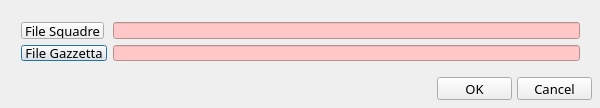
First picture: the form in src/NoNetFileDialog.ui, repository wdastru/FantaCalcGui, before the edit.
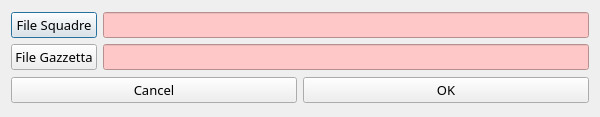
Second picture: the form after the edit.

```diff
--- a/src/NoNetFileDialog.ui
+++ b/src/NoNetFileDialog.ui
@@ -10,11 +10,11 @@
     <x>0</x>
     <y>0</y>
     <width>600</width>
-    <height>108</height>
+    <height>117</height>
    </rect>
   </property>
   <property name="sizePolicy">
-   <sizepolicy hsizetype="Preferred" vsizetype="Preferred">
+   <sizepolicy hsizetype="Preferred" vsizetype="Fixed">
     <horstretch>0</horstretch>
     <verstretch>0</verstretch>
    </sizepolicy>
@@ -25,6 +25,12 @@
     <height>0</height>
    </size>
   </property>
+  <property name="maximumSize">
+   <size>
+    <width>16777215</width>
+    <height>117</height>
+   </size>
+  </property>
   <property name="font">
    <font>
     <family>Candara</family>
@@ -34,40 +40,11 @@
   <property name="windowTitle">
    <string>Choose Files</string>
   </property>
-  <widget class="QWidget" name="layoutWidget">
-   <property name="geometry">
-    <rect>
-     <x>10</x>
-     <y>11</y>
-     <width>581</width>
-     <height>61</height>
-    </rect>
-   </property>
+  <layout class="QVBoxLayout" name="verticalLayout">
+   <item>
    <layout class="QGridLayout" name="gridLayout">
-    <property name="sizeConstraint">
-     <enum>QLayout::SetDefaultConstraint</enum>
-    </property>
-    <item row="1" column="0">
-     <widget class="QPushButton" name="openFileNameGazzettaButton">
-      <property name="sizePolicy">
-       <sizepolicy hsizetype="Fixed" vsizetype="Fixed">
-        <horstretch>0</horstretch>
-        <verstretch>0</verstretch>
-       </sizepolicy>
-      </property>
-      <property name="text">
-       <string>File Gazzetta</string>
-      </property>
-     </widget>
-    </item>
     <item row="0" column="0">
      <widget class="QPushButton" name="openFileNameSquadreButton">
-      <property name="sizePolicy">
-       <sizepolicy hsizetype="Fixed" vsizetype="Fixed">
-        <horstretch>0</horstretch>
-        <verstretch>0</verstretch>
-       </sizepolicy>
-      </property>
       <property name="text">
        <string>File Squadre</string>
       </property>
@@ -84,6 +61,13 @@
       </property>
      </widget>
     </item>
+     <item row="1" column="0">
+      <widget class="QPushButton" name="openFileNameGazzettaButton">
+       <property name="text">
+        <string>File Gazzetta</string>
+       </property>
+      </widget>
+     </item>
     <item row="1" column="1">
      <widget class="QLineEdit" name="fileGazzettaLineEdit">
       <property name="styleSheet">
@@ -96,33 +80,26 @@
      </widget>
     </item>
    </layout>
-  </widget>
-  <widget class="QPushButton" name="okButton">
-   <property name="geometry">
-    <rect>
-     <x>437</x>
-     <y>77</y>
-     <width>75</width>
-     <height>23</height>
-    </rect>
-   </property>
-   <property name="text">
-    <string>OK</string>
-   </property>
-  </widget>
+   </item>
+   <item>
+    <layout class="QHBoxLayout" name="horizontalLayout">
+     <item>
   <widget class="QPushButton" name="cancelButton">
-   <property name="geometry">
-    <rect>
-     <x>517</x>
-     <y>77</y>
-     <width>75</width>
-     <height>23</height>
-    </rect>
-   </property>
    <property name="text">
     <string>Cancel</string>
    </property>
   </widget>
+     </item>
+     <item>
+      <widget class="QPushButton" name="okButton">
+       <property name="text">
+        <string>OK</string>
+       </property>
+      </widget>
+     </item>
+    </layout>
+   </item>
+  </layout>
  </widget>
  <layoutdefault spacing="6" margin="11"/>
  <resources/>
```
Left out of the diff: 64 changed lines with no effect on the pictures. Lines whose indentation alone changed are shown as unchanged.
